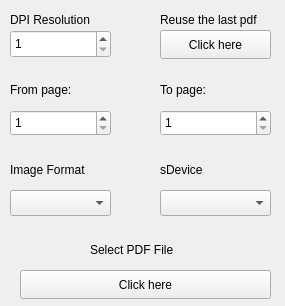
Before: the Qt Designer form mainwindow.ui in su8/kurger, drawn with Qt 5.
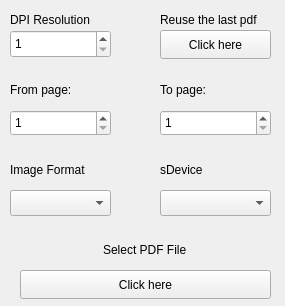
After: the same form once the commit is applied. Icons and pictures are not drawn.

Commit message: Move the 'Select PDF file' label to the right, almost to the center of the program and rename some pdf2img function variables

```diff
--- a/mainwindow.ui
+++ b/mainwindow.ui
@@ -137,7 +137,7 @@
    <widget class="QLabel" name="label_5">
     <property name="geometry">
      <rect>
-      <x>90</x>
+      <x>103</x>
       <y>240</y>
       <width>131</width>
       <height>20</height>
```
The commit also changes 1 other file.
